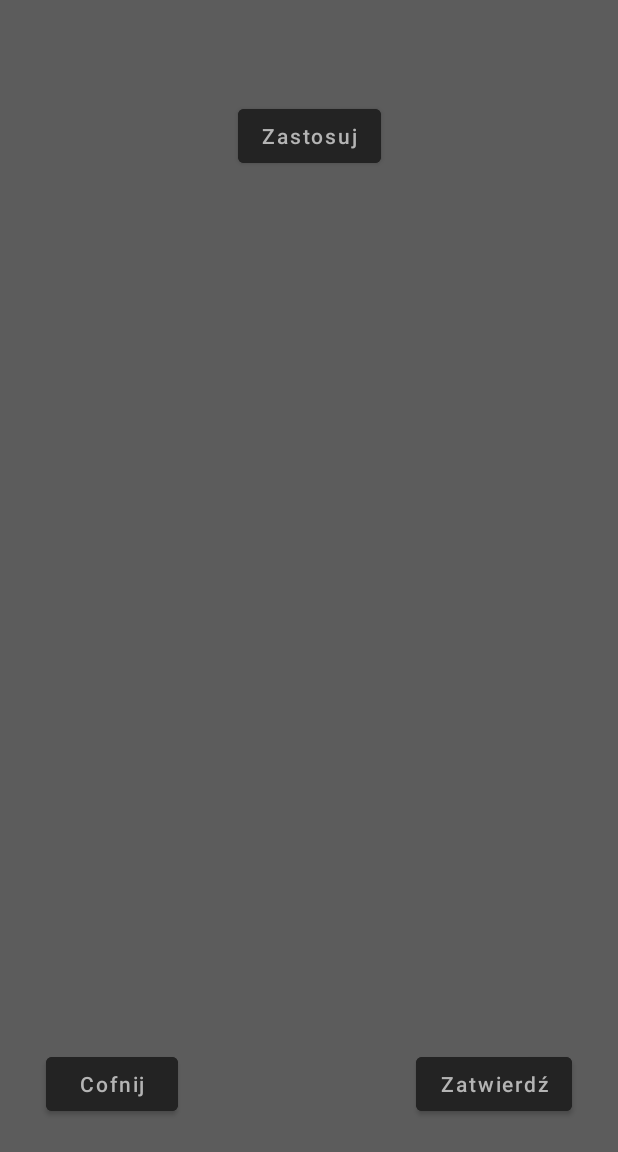
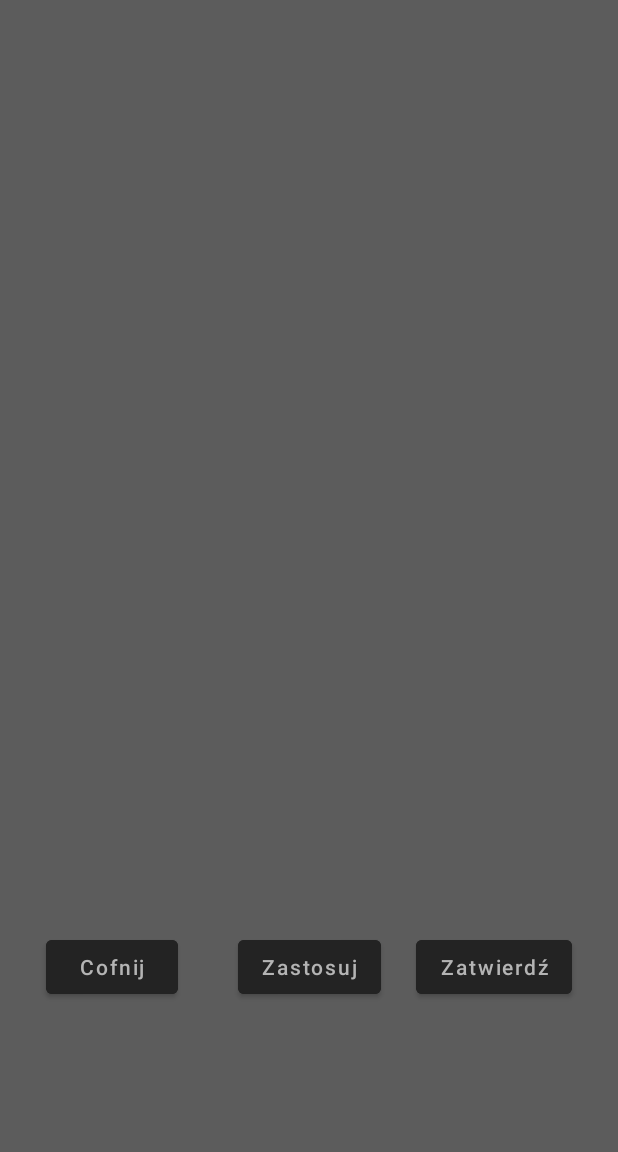
Before and after one commit to BKowalskiOff/MobilePhotoEditor, an Android app: the fragment EffectConfigSingleApply shown on its own in the app's theme, on a phone screen of 412 x 824 dp. Shown: the top 1152 px of the screen. Run offline under Robolectric (Android 15) with nearby library versions, the phone set to English and light mode, and no system bars; 5 statements that could not run were skipped.

Commit message:
Fix single apply fragment layout and add image saved popup

```diff
--- a/app/src/main/res/layout/fragment_effect_config_single_apply.xml
+++ b/app/src/main/res/layout/fragment_effect_config_single_apply.xml
@@ -29,16 +29,15 @@
         android:id="@+id/button_apply"
         android:layout_width="wrap_content"
         android:layout_height="wrap_content"
-        android:layout_marginTop="8dp"
         android:backgroundTint="@color/menu_background_darker_grey"
         android:text="@string/apply"
         android:textAllCaps="false"
         android:textColor="@color/menu_button_text_dark_grey"
-        app:layout_constraintBottom_toBottomOf="@+id/textView_effect_type"
+        app:layout_constraintBottom_toBottomOf="parent"
         app:layout_constraintEnd_toEndOf="parent"
         app:layout_constraintStart_toStartOf="parent"
-        app:layout_constraintTop_toBottomOf="@+id/textView_effect_type"
-        app:layout_constraintVertical_bias="0.0" />
+        app:layout_constraintTop_toTopOf="parent"
+        app:layout_constraintVertical_bias="0.8" />
 
 
     <ProgressBar
@@ -66,7 +65,7 @@
         app:layout_constraintHorizontal_bias="0.5"
         app:layout_constraintStart_toStartOf="parent"
         app:layout_constraintTop_toTopOf="parent"
-        app:layout_constraintVertical_bias="0.9" />
+        app:layout_constraintVertical_bias="0.8" />
 
     <Button
         android:id="@+id/button_accept"
@@ -82,7 +81,7 @@
         app:layout_constraintHorizontal_bias="0.5"
         app:layout_constraintStart_toEndOf="@+id/button_revert"
         app:layout_constraintTop_toTopOf="parent"
-        app:layout_constraintVertical_bias="0.9" />
+        app:layout_constraintVertical_bias="0.8" />
 
 
 </androidx.constraintlayout.widget.ConstraintLayout>
```
Also changed, not shown: app/src/main/java/com/example/photoeditor/MainActivity.kt (+8 -2 lines).
